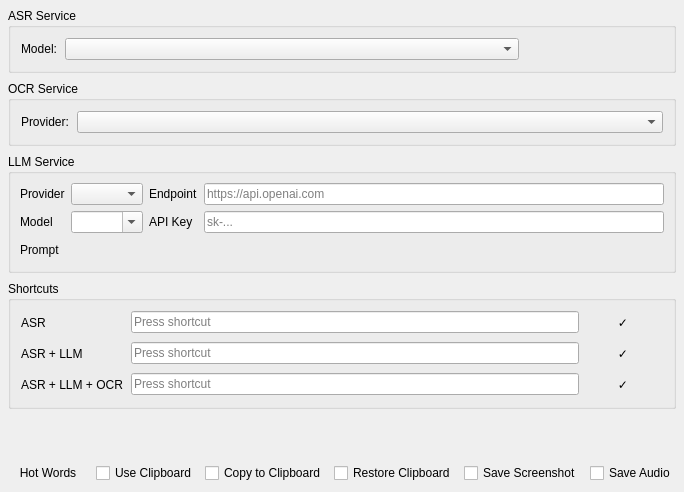
First picture: the form in src/asr_setting_widget.ui, repository xiaodaxia-2008/TalkInput, before the edit.
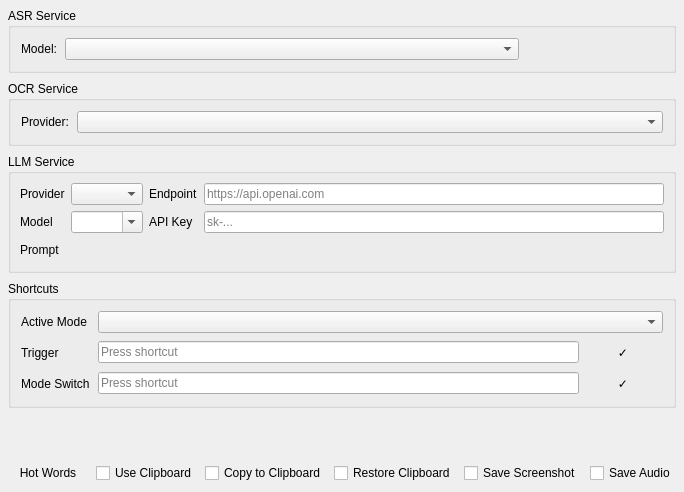
Second picture: the form after the edit.

What changed in the file:
```diff
--- a/src/asr_setting_widget.ui
+++ b/src/asr_setting_widget.ui
@@ -325,35 +325,19 @@
          <string>Speech recognition only</string>
         </property>
         <property name="text">
-         <string>ASR</string>
+         <string>Active Mode</string>
         </property>
        </widget>
       </item>
       <item row="0" column="1">
-       <layout class="QHBoxLayout" name="asrShortcutRow">
-        <property name="spacing">
-         <number>4</number>
+       <widget class="QComboBox" name="activeModeCombo">
+        <property name="sizePolicy">
+         <sizepolicy hsizetype="Expanding" vsizetype="Fixed">
+          <horstretch>0</horstretch>
+          <verstretch>0</verstretch>
+         </sizepolicy>
         </property>
-        <item>
-         <widget class="QKeySequenceEdit" name="asrShortcutEdit"/>
-        </item>
-        <item>
-         <widget class="QPushButton" name="asrShortcutApplyBtn">
-          <property name="toolTip">
-           <string>Apply shortcut</string>
-          </property>
-          <property name="text">
-           <string>✓</string>
-          </property>
-          <property name="flat">
-           <bool>true</bool>
-          </property>
-          <property name="fixedWidth" stdset="0">
-           <number>28</number>
-          </property>
-         </widget>
-        </item>
-       </layout>
+       </widget>
       </item>
       <item row="1" column="0">
        <widget class="QLabel" name="asrLlmShortcutLabel">
@@ -361,7 +345,7 @@
          <string>Speech recognition with LLM polish</string>
         </property>
         <property name="text">
-         <string>ASR + LLM</string>
+         <string>Trigger</string>
         </property>
        </widget>
       </item>
@@ -397,7 +381,7 @@
          <string>Speech recognition with LLM polish and OCR context</string>
         </property>
         <property name="text">
-         <string>ASR + LLM + OCR</string>
+         <string>Mode Switch</string>
         </property>
        </widget>
       </item>
```
Left out of the diff: 24 changed lines with no effect on the pictures.
